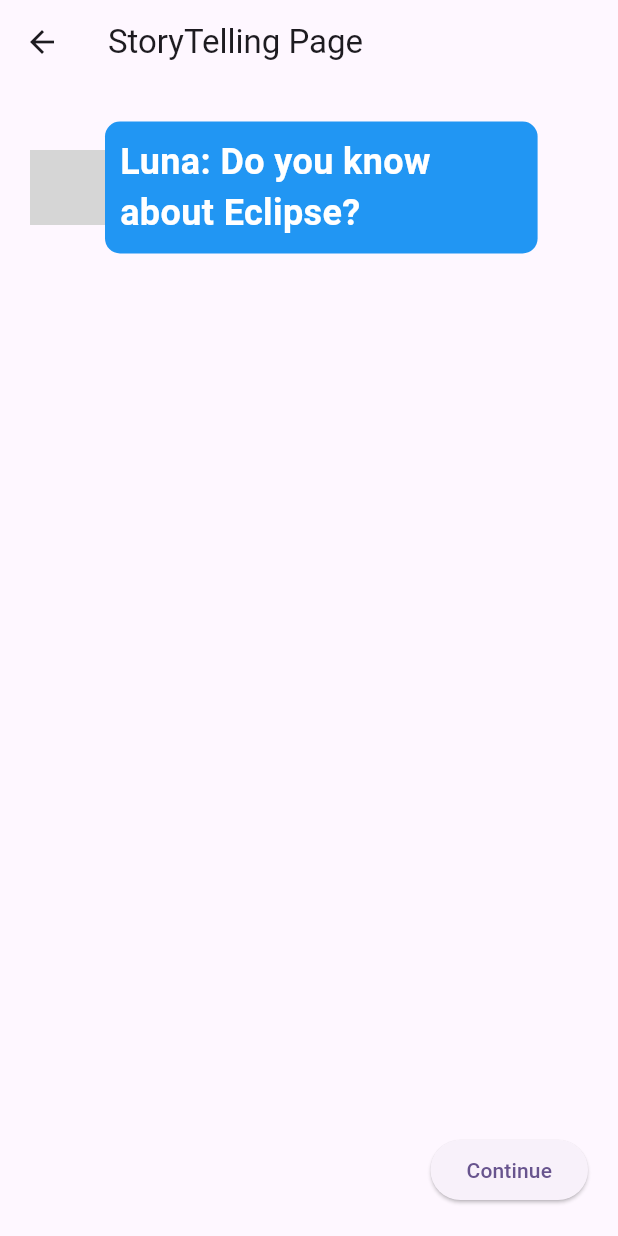
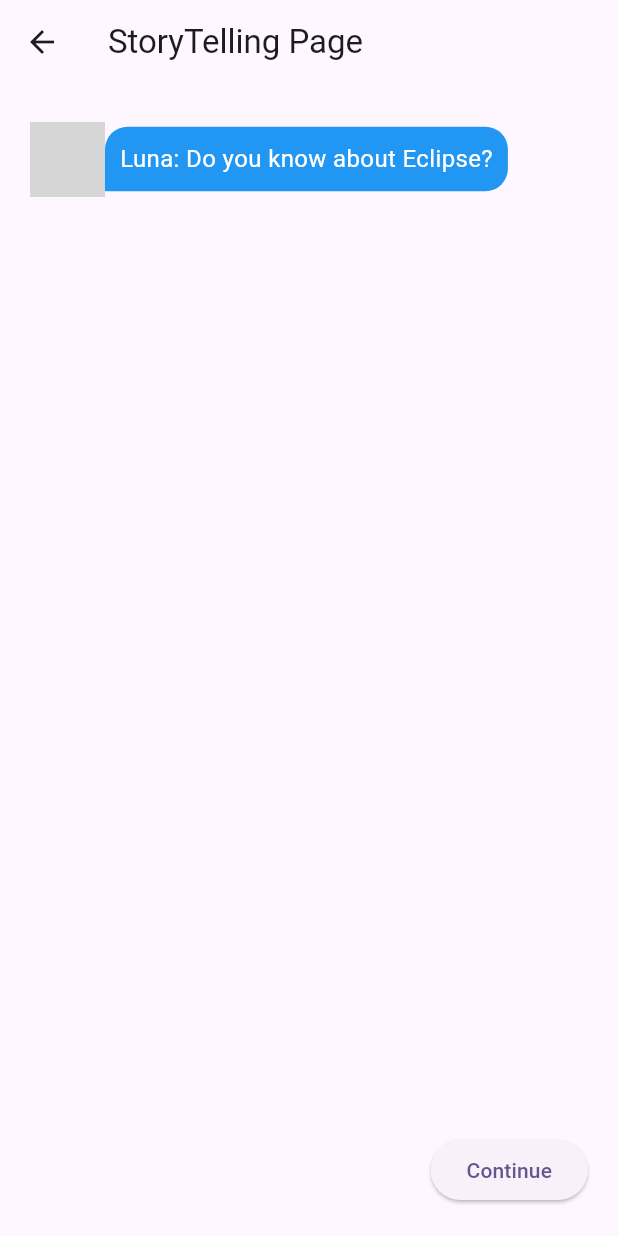
Before and after one commit to sun01822/Eclipse, a Flutter app: the StoryTelling screen opened directly, on a phone screen of 412 x 824 dp. Run offline on Flutter 3.47's test engine with Material 2 defaults, Android fonts, the phone set to English and light mode, and no system bars; our stand-ins replace animated_text_kit, carousel_slider, dots_indicator, flutter_spinkit, lottie; grey boxes are pictures that could not be loaded.

Commit message:
Some changes

```diff
--- a/lib/screens/pages/story_telling.dart
+++ b/lib/screens/pages/story_telling.dart
@@ -20,12 +20,22 @@ class _StoryTellingState extends State<StoryTelling> {
     'Luna: Do you know about Eclipse?',
     'Luna: Text 2',
     'Luna: Text 3',
+    'Luna: Do you know about Eclipse?',
+    'Luna: Text 2',
+    'Luna: Text 3',
+    'Luna: Text 2',
+    'Luna: Text 3',
   ]; // Luna's dialogues
 
   List<String> userTexts = [
     'User: Yes, I do!',
     'User: Text 2',
     'User: Text 3',
+    'Luna: Do you know about Eclipse?',
+    'Luna: Text 2',
+    'Luna: Text 3',
+    'Luna: Text 2',
+    'Luna: Text 3',
   ]; // User's responses
 
   int currentMessageIndex = 0; // Track the current message to display
@@ -94,6 +104,20 @@ class MessageWidget extends StatelessWidget {
 
   @override
   Widget build(BuildContext context) {
+    final BorderRadius borderRadius = isUserMessage
+        ? const BorderRadius.only(
+            topLeft: Radius.circular(15.0),
+            topRight: Radius.circular(15.0),
+            bottomLeft: Radius.circular(15.0),
+            bottomRight: Radius.circular(0.0), // Adjust for user message
+          )
+        : const BorderRadius.only(
+            topLeft: Radius.circular(15.0),
+            topRight: Radius.circular(15.0),
+            bottomLeft: Radius.circular(0.0), // Adjust for Luna's message
+            bottomRight: Radius.circular(15.0),
+          );
+
     return Container(
       margin: const EdgeInsets.symmetric(vertical: 5.0),
       child: Row(
@@ -108,18 +132,20 @@ class MessageWidget extends StatelessWidget {
               fit: BoxFit.scaleDown,
             ),
           Container(
-            width: MediaQuery.of(context).size.width * 0.7, // Adjust the width
+            constraints: BoxConstraints(
+              maxWidth: MediaQuery.of(context).size.width * 0.7,
+            ),
             decoration: BoxDecoration(
               color: isUserMessage ? Colors.green : Colors.blue,
-              borderRadius: BorderRadius.circular(10.0),
+              borderRadius: borderRadius,
             ),
             padding: const EdgeInsets.all(10.0),
             child: TyperAnimatedTextKit(
               text: [text],
               speed: const Duration(milliseconds: 50),
               textStyle: const TextStyle(
-                fontSize: 24.0,
-                fontWeight: FontWeight.bold,
+                fontSize: 16.0, // Adjust font size
+                fontWeight: FontWeight.normal, // Adjust font weight
                 color: Colors.white,
               ),
             ),
```
